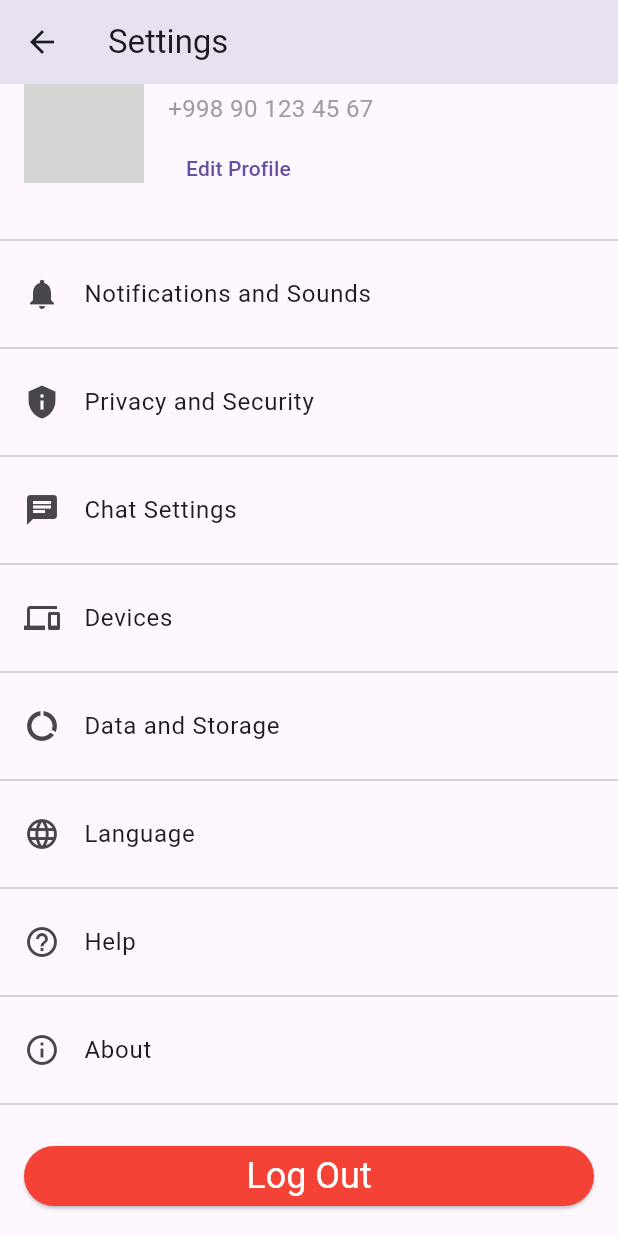
After one commit to FlutterForge/ChatWeb, a Flutter app: the SettingsScreen screen opened directly, scrolled down 44 dp, after a tap on "Edit Profile", on a phone screen of 412 x 824 dp. The commit adds this screen. Run offline on Flutter 3.47's test engine with Material 3 defaults, Android fonts, the phone set to English and light mode, and no system bars; our stand-ins replace dio, emoji_picker_flutter, equatable, file_picker, flutter_bloc, flutter_secure_storage and 6 more; accounts and stored records are empty; network calls fail; grey boxes are pictures that could not be loaded.

Commit message:
settings page and drawer has been added

```diff
--- /dev/null
+++ b/devtools_options.yaml
@@ -0,0 +1,3 @@
+description: This file stores settings for Dart & Flutter DevTools.
+documentation: https://docs.flutter.dev/tools/devtools/extensions#configure-extension-enablement-states
+extensions:
--- /dev/null
+++ b/lib/src/features/settings/presentation/screens/settings_screen.dart
@@ -0,0 +1,152 @@
+import 'package:chat_web/src/core/constants/colors/app_colors.dart';
+import 'package:flutter/material.dart';
+
+class SettingsScreen extends StatelessWidget {
+  const SettingsScreen({super.key});
+
+  @override
+  Widget build(BuildContext context) {
+    return Scaffold(
+      appBar: AppBar(
+        title: const Text("Settings"),
+        leading: IconButton(
+          icon: const Icon(Icons.arrow_back),
+          onPressed: () {
+            Navigator.pop(context);
+          },
+        ),
+      ),
+      body: ListView(
+        children: [
+          // Profile Section
+          Padding(
+            padding: const EdgeInsets.all(16.0),
+            child: Row(
+              children: [
+                const CircleAvatar(
+                  radius: 40,
+                  backgroundImage: NetworkImage(
+                      'https://via.placeholder.com/150'), // Replace with actual profile image
+                ),
+                const SizedBox(width: 16),
+                Column(
+                  crossAxisAlignment: CrossAxisAlignment.start,
+                  children: [
+                    const Text(
+                      "John Doe",
+                      style:
+                          TextStyle(fontSize: 20, fontWeight: FontWeight.bold),
+                    ),
+                    const SizedBox(height: 4),
+                    const Text(
+                      "+998 90 123 45 67",
+                      style: TextStyle(fontSize: 16, color: Colors.grey),
+                    ),
+                    const SizedBox(height: 4),
+                    TextButton(
+                      onPressed: () {
+                        // Edit profile action
+                      },
+                      child: const Text("Edit Profile"),
+                    )
+                  ],
+                ),
+              ],
+            ),
+          ),
+          const Divider(),
+
+          // Settings options
+          ListTile(
+            leading: const Icon(Icons.notifications),
+            title: const Text("Notifications and Sounds"),
+            onTap: () {
+              // Open notifications settings
+            },
+          ),
+          const Divider(),
+
+          ListTile(
+            leading: const Icon(Icons.privacy_tip),
+            title: const Text("Privacy and Security"),
+            onTap: () {
+              // Open privacy settings
+            },
+          ),
+          const Divider(),
+
+          ListTile(
+            leading: const Icon(Icons.chat),
+            title: const Text("Chat Settings"),
+            onTap: () {
+              // Open chat settings
+            },
+          ),
+          const Divider(),
+
+          ListTile(
+            leading: const Icon(Icons.devices),
+            title: const Text("Devices"),
+            onTap: () {
+              // Open devices settings
+            },
+          ),
+          const Divider(),
+
+          ListTile(
+            leading: const Icon(Icons.data_usage),
+            title: const Text("Data and Storage"),
+            onTap: () {
+              // Open data and storage settings
+            },
+          ),
+          const Divider(),
+
+          ListTile(
+            leading: const Icon(Icons.language),
+            title: const Text("Language"),
+            onTap: () {
+              // Open language settings
+            },
+          ),
+          const Divider(),
+
+          ListTile(
+            leading: const Icon(Icons.help_outline),
+            title: const Text("Help"),
+            onTap: () {
+              // Open help and support
+            },
+          ),
+          const Divider(),
+
+          ListTile(
+            leading: const Icon(Icons.info_outline),
+            title: const Text("About"),
+            onTap: () {
+              // Open about section
+            },
+          ),
+          const Divider(),
+          // Logout button
+          Padding(
+            padding: const EdgeInsets.all(16.0),
+            child: ElevatedButton(
+              style: ElevatedButton.styleFrom(
+                fixedSize: Size(double.infinity, 40),
+                backgroundColor: Colors.red,
+              ),
+              onPressed: () {
+                // Log out action
+              },
+              child: Text(
+                "Log Out",
+                style: Theme.of(context).textTheme.headlineSmall?.copyWith(color: AppColors.instance.white),
+              ),
+            ),
+          ),
+        ],
+      ),
+    );
+  }
+}
--- a/pubspec.yaml
+++ b/pubspec.yaml
@@ -19,7 +19,7 @@ publish_to: 'none' # Remove this line if you wish to publish to pub.dev
 version: 1.0.0+1
 
 environment:
-  sdk: ^3.5.3
+  sdk: ^3.5.1
 
 # Dependencies specify other packages that your package needs in order to work.
 # To automatically upgrade your package dependencies to the latest versions
```
Also changed, not shown: lib/src/core/comman/custom_drawer.dart (added, +344 -0 lines), lib/src/core/extension/print_styles.dart (added, +13 -0 lines), lib/src/features/auth/data/model/chat_model.dart (+13 -11 lines), lib/src/features/home/presentation/bloc/home_bloc.dart (+7 -3 lines), lib/src/features/home/presentation/screen/home_screen.dart (+16 -111 lines), lib/src/features/home/presentation/widget/chat_user_widget.dart (+3 -4 lines), lib/src/features/home/presentation/widget/right_side_bar_widget.dart (+15 -7 lines), pubspec.lock.
